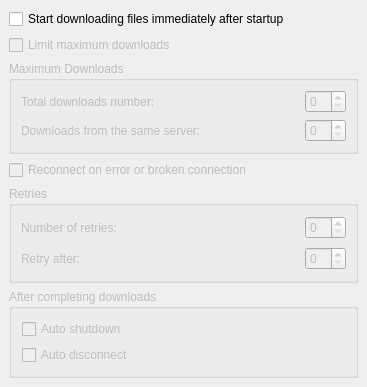
First picture: the form in conf/dlgnetwork.ui, repository KDE/kget, before the edit.
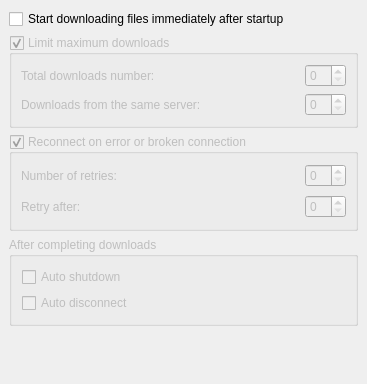
Second picture: the form after the edit.

Commit message: * improve the network config page a bit * workaround for the size problem: create the biggest page first

```diff
--- a/conf/dlgnetwork.ui
+++ b/conf/dlgnetwork.ui
@@ -27,22 +27,15 @@
     </widget>
    </item>
    <item>
-    <widget class="QCheckBox" name="kcfg_LimitDownloads" >
+    <widget class="QGroupBox" name="kcfg_LimitDownloads" >
      <property name="enabled" >
       <bool>false</bool>
      </property>
-     <property name="text" >
+     <property name="title" >
       <string>Limit maximum downloads</string>
      </property>
-    </widget>
-   </item>
-   <item>
-    <widget class="QGroupBox" name="groupBoxMaximumDownload" >
-     <property name="enabled" >
-      <bool>false</bool>
-     </property>
-     <property name="title" >
-      <string>Maximum Downloads</string>
+     <property name="checkable" >
+      <bool>true</bool>
      </property>
      <layout class="QGridLayout" >
       <property name="margin" >
@@ -88,22 +81,15 @@
     </widget>
    </item>
    <item>
-    <widget class="QCheckBox" name="kcfg_ReconnectOnBroken" >
+    <widget class="QGroupBox" name="kcfg_ReconnectOnBroken" >
      <property name="enabled" >
       <bool>false</bool>
      </property>
-     <property name="text" >
+     <property name="title" >
       <string>Reconnect on error or broken connection</string>
      </property>
-    </widget>
-   </item>
-   <item>
-    <widget class="QGroupBox" name="groupBoxRetries" >
-     <property name="enabled" >
-      <bool>false</bool>
-     </property>
-     <property name="title" >
-      <string>Retries</string>
+     <property name="checkable" >
+      <bool>true</bool>
      </property>
      <layout class="QGridLayout" >
       <property name="margin" >
```
Left out of the diff: 35 changed lines with no effect on the pictures. The commit also changes 1 other file.
